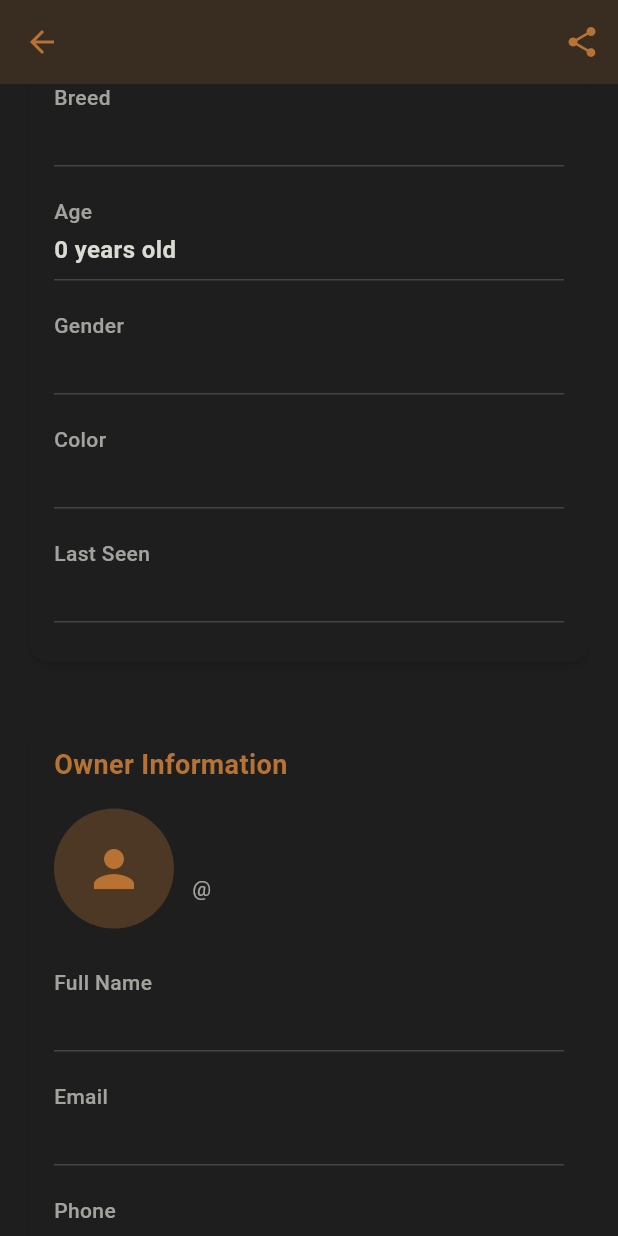
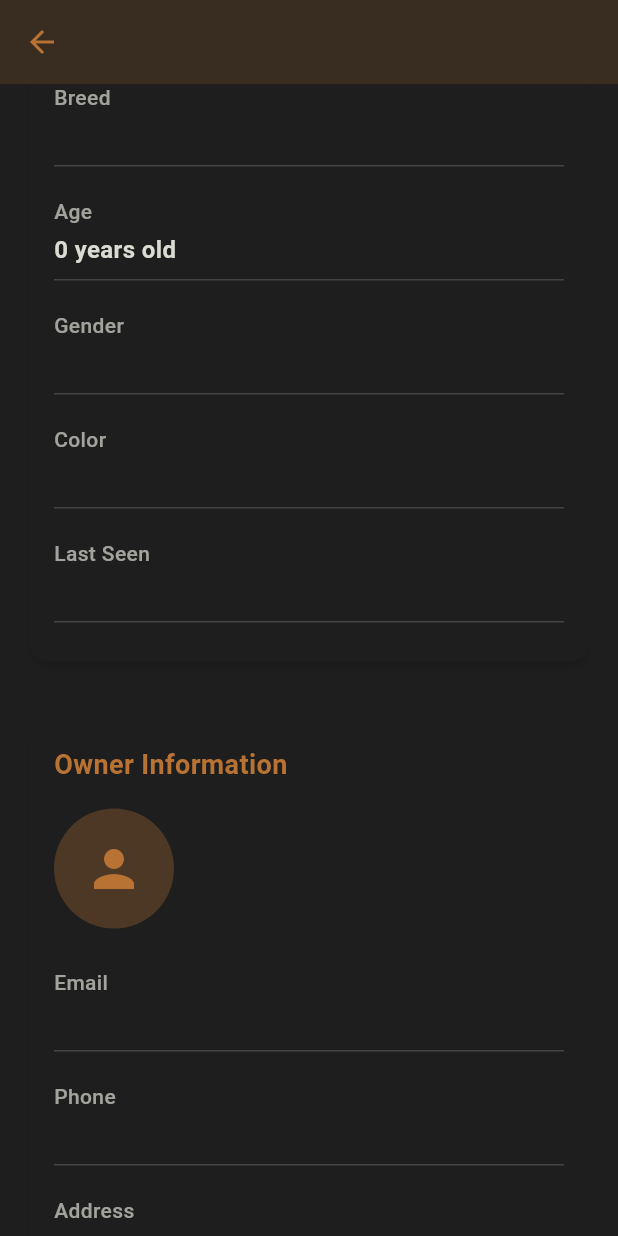
Before and after one commit to zaidy-mughal/GSC-2025-Team-KhanaBadosh, a Flutter app: the LostCatDetailScreen screen opened directly with empty values, scrolled down 576 dp, on a phone screen of 412 x 824 dp. Run offline on Flutter 3.47's test engine with Material 3 defaults, Android fonts, the phone set to English and light mode, and no system bars; our stand-ins replace cached_network_image, flutter_cache_manager, flutter_local_notifications, flutter_markdown, google_generative_ai, image_picker and 4 more; accounts and stored records are empty.

Commit message:
fixed cats screen and lost cats details screen

```diff
--- a/lib/views/user/lost_cat_details_screen.dart
+++ b/lib/views/user/lost_cat_details_screen.dart
@@ -1,8 +1,7 @@
 import 'package:flutter/material.dart';
-import 'package:flutter/services.dart';  // Import for clipboard functionality
 import 'package:supabase_flutter/supabase_flutter.dart';
 import 'package:cached_network_image/cached_network_image.dart';
-import 'package:url_launcher/url_launcher.dart';  // You'll need to add this dependency
+import 'package:url_launcher/url_launcher.dart';  // For phone call functionality
 
 class LostCatDetailScreen extends StatefulWidget {
   final Map<String, dynamic> cat;
@@ -44,7 +43,7 @@ class _LostCatDetailScreenState extends State<LostCatDetailScreen> {
 
       final response = await _supabase
           .from('profiles')
-          .select()
+          .select('user_id, name, display_name, address, city, region, profile_image, email, number')
           .eq('user_id', userId)
           .single();
 
@@ -92,26 +91,60 @@ class _LostCatDetailScreenState extends State<LostCatDetailScreen> {
     );
   }
 
-  // Method to make phone call
+  // Improved method to make phone call
   Future<void> _makePhoneCall(String phoneNumber) async {
-    final Uri phoneUri = Uri(scheme: 'tel', path: phoneNumber);
-    if (await canLaunchUrl(phoneUri)) {
-      await launchUrl(phoneUri);
-    } else {
-      if (context.mounted) {
+    // Ensure the phone number is properly formatted
+    String formattedNumber = phoneNumber.trim();
+
+    if (phoneNumber.length == 10 && phoneNumber[0] != '0') {
+      phoneNumber = '0$phoneNumber';
+      formattedNumber = phoneNumber.trim();
+    }
+
+    // Create the Uri for launching the phone app
+    final Uri phoneUri = Uri(scheme: 'tel', path: formattedNumber);
+
+    try {
+      // Launch URL with forceSafariVC: false and universalLinksOnly: false
+      // to ensure it opens in the phone app
+      await launchUrl(
+        phoneUri,
+        mode: LaunchMode.externalApplication,
+      );
+    } catch (e) {
+      if (mounted) {
         ScaffoldMessenger.of(context).showSnackBar(
-          SnackBar(content: Text('Could not launch phone call to $phoneNumber')),
+          SnackBar(content: Text('Could not make call: $formattedNumber')),
         );
       }
     }
   }
 
-  // Method to copy to clipboard
-  void _copyToClipboard(String text) {
-    Clipboard.setData(ClipboardData(text: text));
-    ScaffoldMessenger.of(context).showSnackBar(
-      SnackBar(content: Text('Phone number copied to clipboard: $text')),
-    );
+  // Convert numeric phone number to string
+  String? _getPhoneNumberAsString() {
+    if (_ownerData?['number'] == null) return null;
+    return _ownerData!['number'].toString();
+  }
+
+  // Get formatted address
+  String? _getFormattedAddress() {
+    if (_ownerData == null) return null;
+
+    final List<String> addressParts = [];
+
+    if (_ownerData!['address'] != null && _ownerData!['address'].toString().isNotEmpty) {
+      addressParts.add(_ownerData!['address'].toString());
+    }
+
+    if (_ownerData!['city'] != null && _ownerData!['city'].toString().isNotEmpty) {
+      addressParts.add(_ownerData!['city'].toString());
+    }
+
+    if (_ownerData!['region'] != null && _ownerData!['region'].toString().isNotEmpty) {
+      addressParts.add(_ownerData!['region'].toString());
+    }
+
+    return addressParts.isEmpty ? null : addressParts.join(', ');
   }
 
   String _formatLostDate() {
@@ -138,16 +171,7 @@ class _LostCatDetailScreenState extends State<LostCatDetailScreen> {
       appBar: AppBar(
         backgroundColor: colors.primary.withOpacity(0.1),
         iconTheme: IconThemeData(color: colors.primary),
-        actions: [
-          IconButton(
-            icon: const Icon(Icons.share),
-            onPressed: () {
-              ScaffoldMessenger.of(context).showSnackBar(
-                const SnackBar(content: Text('Share functionality coming soon!')),
-              );
-            },
-          ),
-        ],
+        // Share button removed as requested
       ),
       body: SingleChildScrollView(
         child: Column(
@@ -250,7 +274,7 @@ class _LostCatDetailScreenState extends State<LostCatDetailScreen> {
               ),
             ),
 
-            // Contact options - UPDATED SECTION
+            // Contact options
             Padding(
               padding: const EdgeInsets.all(16),
               child: Column(
@@ -265,17 +289,16 @@ class _LostCatDetailScreenState extends State<LostCatDetailScreen> {
                     ),
                   ),
                   const SizedBox(height: 12),
-                  // Updated button row with single Call Owner button
+                  // Call owner button with direct phone call
                   Row(
                     children: [
                       Expanded(
                         child: ElevatedButton.icon(
                           onPressed: () {
-                            final String? phoneNumber = _ownerData?['phone'];
+                            // Get phone number as string
+                            final String? phoneNumber = _getPhoneNumberAsString();
                             if (phoneNumber != null && phoneNumber.isNotEmpty) {
-                              // Copy phone number to clipboard
-                              _copyToClipboard(phoneNumber);
-                              // Try to make a call
+                              // Make the call directly
                               _makePhoneCall(phoneNumber);
                             } else {
                               ScaffoldMessenger.of(context).showSnackBar(
@@ -403,10 +426,10 @@ class _LostCatDetailScreenState extends State<LostCatDetailScreen> {
                                   CircleAvatar(
                                     radius: 40,
                                     backgroundColor: colors.primary.withOpacity(0.3),
-                                    backgroundImage: _ownerData?['avatar_url'] != null && _ownerData?['avatar_url'].isNotEmpty
-                                        ? NetworkImage(_ownerData!['avatar_url'])
+                                    backgroundImage: _ownerData?['profile_image'] != null && _ownerData?['profile_image'].isNotEmpty
+                                        ? NetworkImage(_ownerData!['profile_image'])
                                         : null,
-                                    child: _ownerData?['avatar_url'] == null || _ownerData?['avatar_url'].isEmpty
+                                    child: _ownerData?['profile_image'] == null || _ownerData?['profile_image'].isEmpty
                                         ? Icon(Icons.person, size: 40, color: colors.primary)
                                         : null,
                                   ),
@@ -416,16 +439,16 @@ class _LostCatDetailScreenState extends State<LostCatDetailScreen> {
                                       crossAxisAlignment: CrossAxisAlignment.start,
                                       children: [
                                         Text(
-                                          _ownerData?['full_name'] ?? 'Unknown',
+                                          _ownerData?['display_name'] ?? 'Unknown',
                                           style: TextStyle(
                                             fontSize: 18,
                                             fontWeight: FontWeight.bold,
                                             color: colors.onSurface,
                                           ),
                                         ),
-                                        if (_ownerData?['username'] != null)
+                                        if (_ownerData?['name'] != null && _ownerData?['name'] != _ownerData?['display_name'])
                                           Text(
-                                            '@${_ownerData!['username']}',
+                                            '@${_ownerData!['name']}',
                                             style: TextStyle(
                                               fontSize: 14,
                                               color: colors.onSurface.withOpacity(0.7),
@@ -439,14 +462,11 @@ class _LostCatDetailScreenState extends State<LostCatDetailScreen> {
                               const SizedBox(height: 16),
 
                               // Owner details
-                              infoRow('Full Name', _ownerData?['name'], colors),
                               infoRow('Email', _ownerData?['email'], colors),
-                              infoRow('Phone', _ownerData?['phone'], colors),
-                              infoRow('Location', _ownerData?['location'], colors, multiLine: true),
-                              if (_ownerData?['bio'] != null)
-                                infoRow('Bio', _ownerData?['bio'], colors, multiLine: true),
-                              if (_ownerData?['website'] != null)
-                                infoRow('Website', _ownerData?['website'], colors),
+                              infoRow('Phone', _getPhoneNumberAsString(), colors),
+
+                              // Combined address fields
+                              infoRow('Address', _getFormattedAddress(), colors, multiLine: true),
                             ],
                           )
                         else
```
Also changed, not shown: lib/views/user/user_cats_screen.dart (+10 -0 lines).
